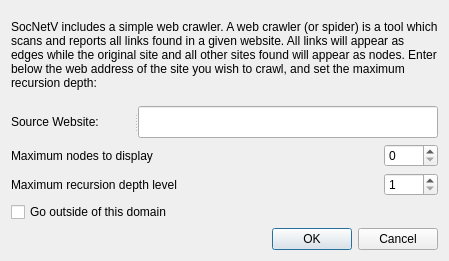
This is trunk/src/forms/webcrawlerdialog.ui in socnetv/app as Qt 5 draws it before an edit. The edited form follows.
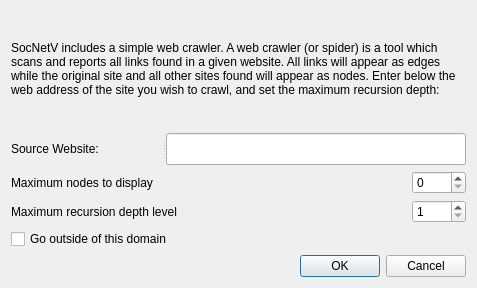
This is the edited form.

Patch:
```diff
--- a/trunk/src/forms/webcrawlerdialog.ui
+++ b/trunk/src/forms/webcrawlerdialog.ui
@@ -6,8 +6,8 @@
    <rect>
     <x>0</x>
     <y>0</y>
-    <width>449</width>
-    <height>261</height>
+    <width>477</width>
+    <height>288</height>
    </rect>
   </property>
   <property name="minimumSize">
```
